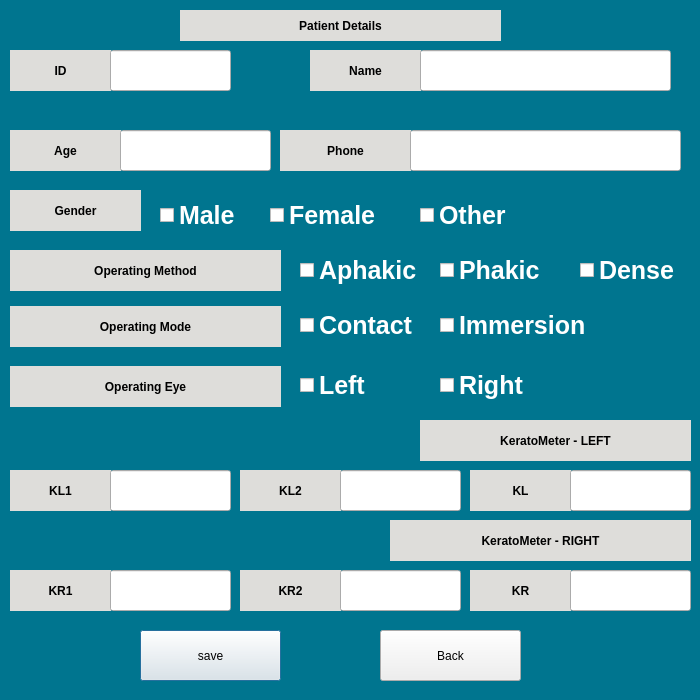
Qt form addpatient.ui (RISWANAAAA/ASCAN) before a commit.
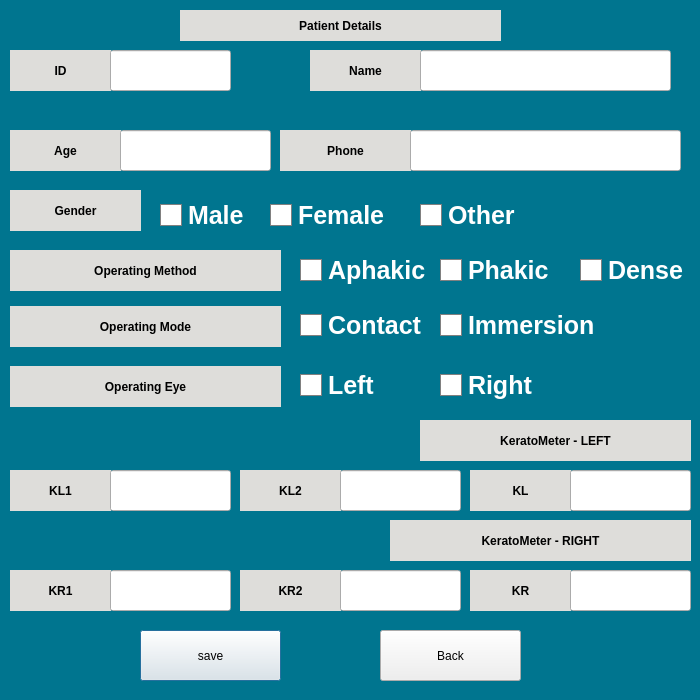
The same form after that commit.

The edit to the form file:
```diff
--- a/addpatient.ui
+++ b/addpatient.ui
@@ -214,9 +214,28 @@
     </rect>
    </property>
    <property name="styleSheet">
-    <string notr="true">font:25px;
-color: rgb(255, 255, 255);
-font:bold;</string>
+    <string notr="true">QCheckBox {
+    font-size: 25px;
+    color: rgb(255, 255, 255);
+    font-weight: bold;
+}
+
+QCheckBox::indicator {
+    width: 20px;
+    height: 20px;
+    background-color: black;
+    border: 1px solid gray;
+}
+
+QCheckBox::indicator:checked {
+    background-color: black;
+}
+
+QCheckBox::indicator:unchecked {
+    background-color: white;
+    border: 1px solid gray;
+}
+</string>
    </property>
    <property name="text">
     <string>Male</string>
@@ -232,9 +251,28 @@
     </rect>
    </property>
    <property name="styleSheet">
-    <string notr="true">font:25px;
-color: rgb(255, 255, 255);
-font:bold;</string>
+    <string notr="true">QCheckBox {
+    font-size: 25px;
+    color: rgb(255, 255, 255);
+    font-weight: bold;
+}
+
+QCheckBox::indicator {
+    width: 20px;
+    height: 20px;
+    background-color: black;
+    border: 1px solid gray;
+}
+
+QCheckBox::indicator:checked {
+    background-color: black;
+}
+
+QCheckBox::indicator:unchecked {
+    background-color: white;
+    border: 1px solid gray;
+}
+</string>
    </property>
    <property name="text">
     <string>Female</string>
@@ -250,9 +288,28 @@
     </rect>
    </property>
    <property name="styleSheet">
-    <string notr="true">font:25px;
-color: rgb(255, 255, 255);
-font:bold;</string>
+    <string notr="true">QCheckBox {
+    font-size: 25px;
+    color: rgb(255, 255, 255);
+    font-weight: bold;
+}
+
+QCheckBox::indicator {
+    width: 20px;
+    height: 20px;
+    background-color: black;
+    border: 1px solid gray;
+}
+
+QCheckBox::indicator:checked {
+    background-color: black;
+}
+
+QCheckBox::indicator:unchecked {
+    background-color: white;
+    border: 1px solid gray;
+}
+</string>
    </property>
    <property name="text">
     <string>Other</string>
@@ -268,9 +325,28 @@
     </rect>
    </property>
    <property name="styleSheet">
-    <string notr="true">font:25px;
-color: rgb(255, 255, 255);
-font:bold;</string>
+    <string notr="true">QCheckBox {
+    font-size: 25px;
+    color: rgb(255, 255, 255);
+    font-weight: bold;
+}
+
+QCheckBox::indicator {
+    width: 20px;
+    height: 20px;
+    background-color: black;
+    border: 1px solid gray;
+}
+
+QCheckBox::indicator:checked {
+    background-color: black;
+}
+
+QCheckBox::indicator:unchecked {
+    background-color: white;
+    border: 1px solid gray;
+}
+</string>
    </property>
    <property name="text">
     <string>Immersion</string>
@@ -281,14 +357,33 @@
     <rect>
      <x>300</x>
      <y>310</y>
-     <width>181</width>
+     <width>131</width>
      <height>31</height>
     </rect>
    </property>
    <property name="styleSheet">
-    <string notr="true">font:25px;
-color: rgb(255, 255, 255);
-font:bold;</string>
+    <string notr="true">QCheckBox {
+    font-size: 25px;
+    color: rgb(255, 255, 255);
+    font-weight: bold;
+}
+
+QCheckBox::indicator {
+    width: 20px;
+    height: 20px;
+    background-color: black;
+    border: 1px solid gray;
+}
+
+QCheckBox::indicator:checked {
+    background-color: black;
+}
+
+QCheckBox::indicator:unchecked {
+    background-color: white;
+    border: 1px solid gray;
+}
+</string>
    </property>
    <property name="text">
     <string>Contact</string>
@@ -325,9 +420,28 @@
     </rect>
    </property>
    <property name="styleSheet">
-    <string notr="true">font:25px;
-color: rgb(255, 255, 255);
-font:bold;</string>
+    <string notr="true">QCheckBox {
+    font-size: 25px;
+    color: rgb(255, 255, 255);
+    font-weight: bold;
+}
+
+QCheckBox::indicator {
+    width: 20px;
+    height: 20px;
+    background-color: black;
+    border: 1px solid gray;
+}
+
+QCheckBox::indicator:checked {
+    background-color: black;
+}
+
+QCheckBox::indicator:unchecked {
+    background-color: white;
+    border: 1px solid gray;
+}
+</string>
    </property>
    <property name="text">
     <string>Phakic</string>
@@ -364,9 +478,28 @@
     </rect>
    </property>
    <property name="styleSheet">
-    <string notr="true">font:25px;
-color: rgb(255, 255, 255);
-font:bold;</string>
+    <string notr="true">QCheckBox {
+    font-size: 25px;
+    color: rgb(255, 255, 255);
+    font-weight: bold;
+}
+
+QCheckBox::indicator {
+    width: 20px;
+    height: 20px;
+    background-color: black;
+    border: 1px solid gray;
+}
+
+QCheckBox::indicator:checked {
+    background-color: black;
+}
+
+QCheckBox::indicator:unchecked {
+    background-color: white;
+    border: 1px solid gray;
+}
+</string>
    </property>
    <property name="text">
     <string>Aphakic</string>
@@ -382,9 +515,28 @@
     </rect>
    </property>
    <property name="styleSheet">
-    <string notr="true">font:25px;
-color: rgb(255, 255, 255);
-font:bold;</string>
+    <string notr="true">QCheckBox {
+    font-size: 25px;
+    color: rgb(255, 255, 255);
+    font-weight: bold;
+}
+
+QCheckBox::indicator {
+    width: 20px;
+    height: 20px;
+    background-color: black;
+    border: 1px solid gray;
+}
+
+QCheckBox::indicator:checked {
+    background-color: black;
+}
+
+QCheckBox::indicator:unchecked {
+    background-color: white;
+    border: 1px solid gray;
+}
+</string>
    </property>
    <property name="text">
     <string>Dense</string>
@@ -400,9 +552,28 @@
     </rect>
    </property>
    <property name="styleSheet">
-    <string notr="true">font:25px;
-color: rgb(255, 255, 255);
-font:bold;</string>
+    <string notr="true">QCheckBox {
+    font-size: 25px;
+    color: rgb(255, 255, 255);
+    font-weight: bold;
+}
+
+QCheckBox::indicator {
+    width: 20px;
+    height: 20px;
+    background-color: black;
+    border: 1px solid gray;
+}
+
+QCheckBox::indicator:checked {
+    background-color: black;
+}
+
+QCheckBox::indicator:unchecked {
+    background-color: white;
+    border: 1px solid gray;
+}
+</string>
    </property>
    <property name="text">
     <string>Right</string>
@@ -439,9 +610,28 @@
     </rect>
    </property>
    <property name="styleSheet">
-    <string notr="true">font:25px;
-color: rgb(255, 255, 255);
-font:bold;</string>
+    <string notr="true">QCheckBox {
+    font-size: 25px;
+    color: rgb(255, 255, 255);
+    font-weight: bold;
+}
+
+QCheckBox::indicator {
+    width: 20px;
+    height: 20px;
+    background-color: black;
+    border: 1px solid gray;
+}
+
+QCheckBox::indicator:checked {
+    background-color: black;
+}
+
+QCheckBox::indicator:unchecked {
+    background-color: white;
+    border: 1px solid gray;
+}
+</string>
    </property>
    <property name="text">
     <string>Left</string>
```
Left out of the diff: 4 changed lines with no effect on the pictures.
